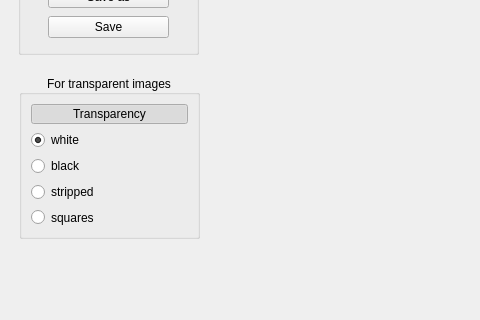
Old version of the form mainwindow.ui in the repository HelenaMaslowska/Paintroom; both pictures show x 0 to 480 and y 122 to 442 of the 1156 by 740 pixel window.
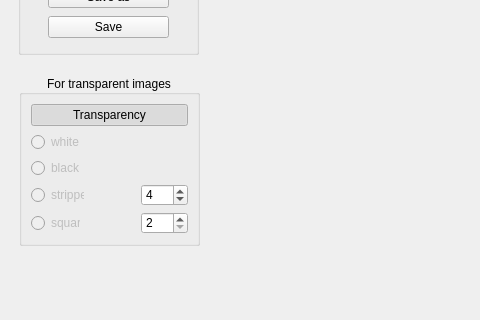
New version of the form. Icons and pictures are not drawn.

What changed in the file:
```diff
--- a/mainwindow.ui
+++ b/mainwindow.ui
@@ -63,7 +63,7 @@
           <x>10</x>
           <y>160</y>
           <width>181</width>
-          <height>164</height>
+          <height>171</height>
          </rect>
         </property>
         <property name="title">
@@ -95,36 +95,103 @@
          <item>
           <widget class="QRadioButton" name="white_radiobtn">
            <property name="enabled">
-            <bool>true</bool>
+            <bool>false</bool>
            </property>
            <property name="text">
             <string>white</string>
            </property>
-           <property name="checked">
+           <property name="checkable">
             <bool>true</bool>
            </property>
+           <property name="checked">
+            <bool>false</bool>
+           </property>
           </widget>
          </item>
          <item>
           <widget class="QRadioButton" name="black_radiobtn">
+           <property name="enabled">
+            <bool>false</bool>
+           </property>
            <property name="text">
             <string>black</string>
            </property>
           </widget>
          </item>
          <item>
-          <widget class="QRadioButton" name="stripped_radiobtn">
-           <property name="text">
-            <string>stripped</string>
+          <layout class="QHBoxLayout" name="horizontalLayout_3">
+           <property name="spacing">
+            <number>57</number>
            </property>
-          </widget>
+           <property name="sizeConstraint">
+            <enum>QLayout::SetDefaultConstraint</enum>
+           </property>
+           <item>
+            <widget class="QRadioButton" name="stripped_radiobtn">
+             <property name="enabled">
+              <bool>false</bool>
+             </property>
+             <property name="sizePolicy">
+              <sizepolicy hsizetype="Maximum" vsizetype="Maximum">
+               <horstretch>0</horstretch>
+               <verstretch>0</verstretch>
+              </sizepolicy>
+             </property>
+             <property name="text">
+              <string>stripped</string>
+             </property>
+            </widget>
+           </item>
+           <item>
+            <widget class="QSpinBox" name="how_many_stripes">
+             <property name="sizePolicy">
+              <sizepolicy hsizetype="Fixed" vsizetype="Fixed">
+               <horstretch>0</horstretch>
+               <verstretch>0</verstretch>
+              </sizepolicy>
+             </property>
+             <property name="minimum">
+              <number>2</number>
+             </property>
+             <property name="maximum">
+              <number>999</number>
+             </property>
+             <property name="value">
+              <number>4</number>
+             </property>
+            </widget>
+           </item>
+          </layout>
          </item>
          <item>
-          <widget class="QRadioButton" name="squares_radiobtn">
-           <property name="text">
-            <string>squares</string>
+          <layout class="QHBoxLayout" name="horizontalLayout_4">
+           <property name="spacing">
+            <number>61</number>
            </property>
-          </widget>
+           <item>
+            <widget class="QRadioButton" name="squares_radiobtn">
+             <property name="enabled">
+              <bool>false</bool>
+             </property>
+             <property name="text">
+              <string>squares</string>
+             </property>
+            </widget>
+           </item>
+           <item>
+            <widget class="QSpinBox" name="how_many_squares">
+             <property name="minimum">
+              <number>2</number>
+             </property>
+             <property name="maximum">
+              <number>999</number>
+             </property>
+             <property name="value">
+              <number>2</number>
+             </property>
+            </widget>
+           </item>
+          </layout>
          </item>
         </layout>
        </widget>
```
